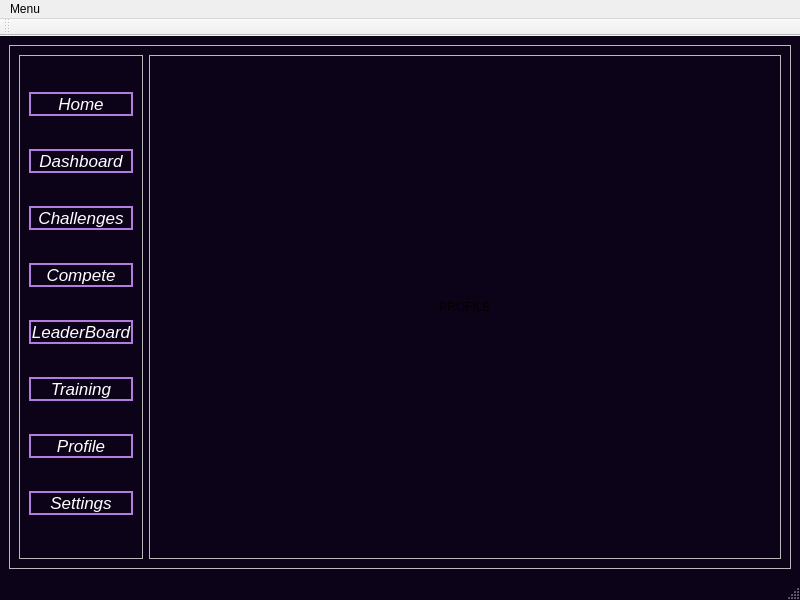
Above: CyberRange/Client/MainMenu.ui from Pafy-24/CyberRange----POO before the change. Below: the same form after it.
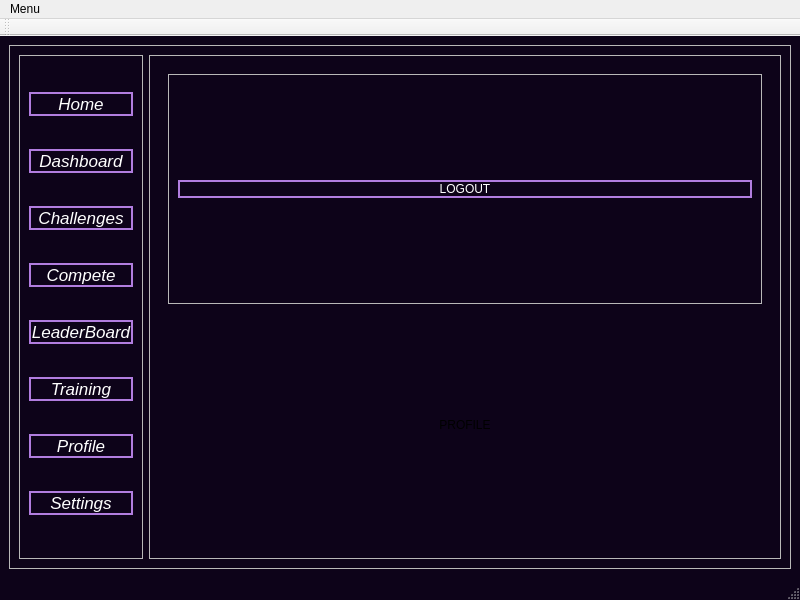
That is the form after the change. The open tabs and pages were chosen to show the change. Icons and pictures are not drawn.

Commit message: buton logout

Diff of the .ui file:
```diff
--- a/CyberRange/Client/MainMenu.ui
+++ b/CyberRange/Client/MainMenu.ui
@@ -388,6 +388,43 @@
             </widget>
             <widget class="QWidget" name="Profile">
              <layout class="QVBoxLayout" name="verticalLayout_9">
+              <item>
+               <widget class="QFrame" name="frame">
+                <property name="styleSheet">
+                 <string notr="true">QPushButton {
+    background-color: transparent;
+	 border-radius: 100px;
+    border: 2px solid #b17ddf;
+    color: white;
+}
+
+QPushButton:hover {
+    background-color: transparent;
+    border: 2px solid white;
+}
+
+QPushButton:pressed {
+    background-color: transparent;
+    border: 2px solid white;
+}</string>
+                </property>
+                <property name="frameShape">
+                 <enum>QFrame::Shape::StyledPanel</enum>
+                </property>
+                <property name="frameShadow">
+                 <enum>QFrame::Shadow::Raised</enum>
+                </property>
+                <layout class="QVBoxLayout" name="verticalLayout_12">
+                 <item>
+                  <widget class="QPushButton" name="logoutButton">
+                   <property name="text">
+                    <string>LOGOUT</string>
+                   </property>
+                  </widget>
+                 </item>
+                </layout>
+               </widget>
+              </item>
               <item>
                <widget class="QLabel" name="label_P">
                 <property name="text">
```
Left out of the diff: 2 changed lines with no effect on the pictures. The commit also changes 8 other files.
